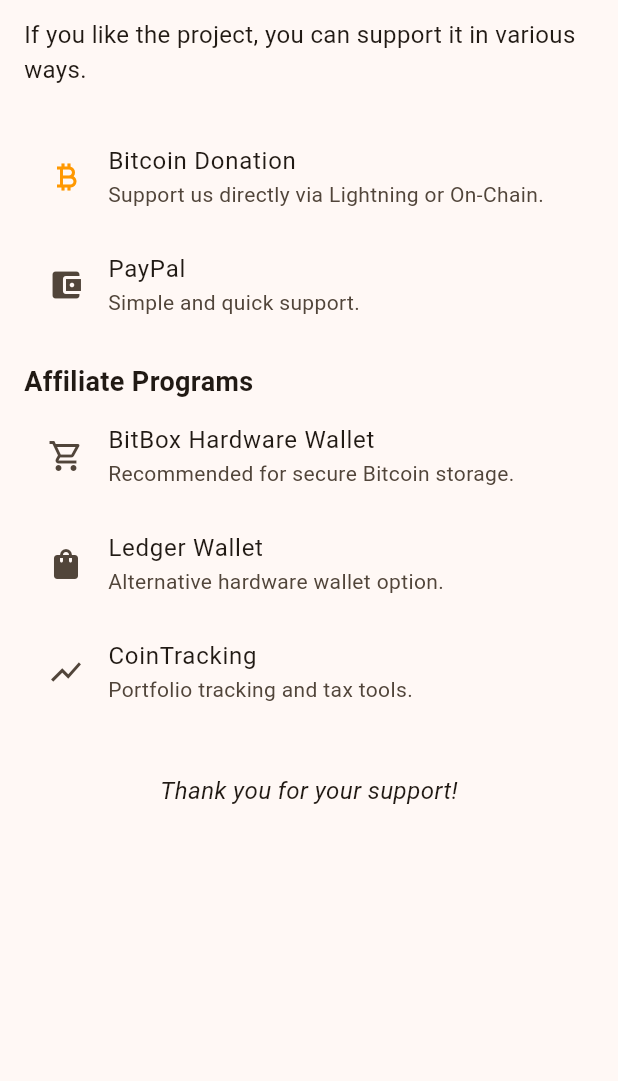
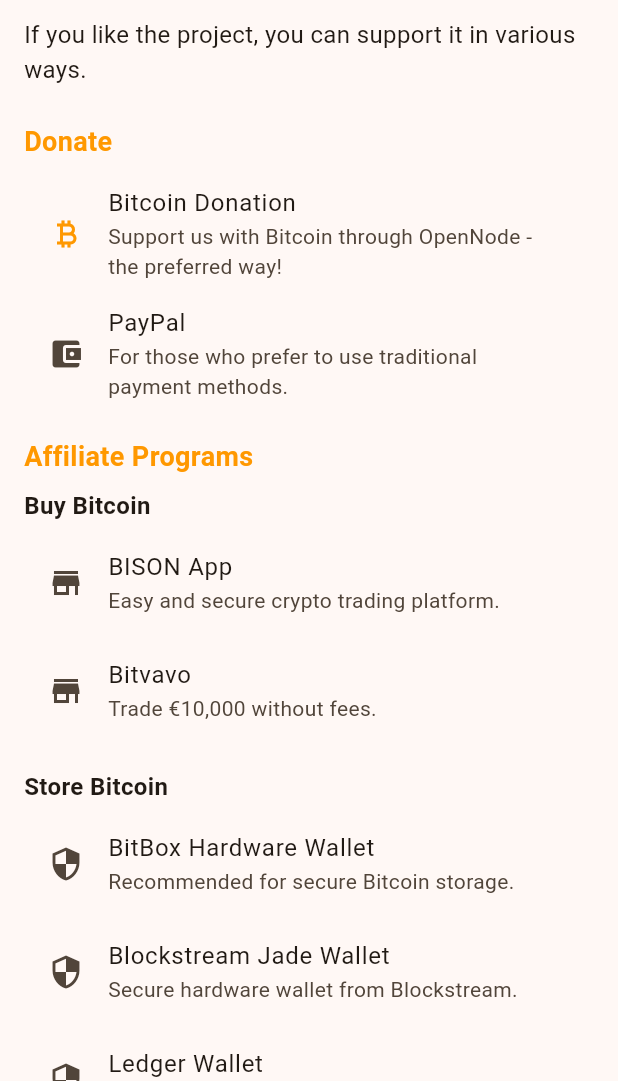
Before and after one commit to fred-ldrs/bitcointrivia-app, a Flutter app: the SupportScreen screen opened directly, on a phone screen of 412 x 824 dp, the part 155-1236 px from its top. Run offline on Flutter 3.47's test engine with Material 3 defaults, Android fonts, the phone set to English and light mode, and no system bars; our stand-ins replace sqflite; accounts and stored records are empty.

Commit message:
better support screen

```diff
--- a/lib/l10n/app_de.arb
+++ b/lib/l10n/app_de.arb
@@ -20,8 +20,22 @@
   "ledgerWallet": "Ledger Wallet",
   "ledgerSubtitle": "Alternative Hardware-Wallet-Option.",
   "cointracking": "CoinTracking",
-  "cointrackingSubtitle": "Portfolio-Tracking und Steuer-Tools.",
-  "thankYou": "Danke für deine Unterstützung!",
+  "cointrackingSubtitle": "Portfolio-Tracking und Steuer-Tools. 10% Rabatt!",
+  "blockpit": "Blockpit",
+  "blockpitSubtitle": "Portfolio-Tracking und Steuer-Tools. 15% Rabatt!",
+  "bisonApp": "BISON App",
+  "bisonAppSubtitle": "Einfache und sichere Krypto-Handelsplattform.",
+  "bitvavo": "Bitvavo",
+  "bitvavoSubtitle": "€10.000 ohne Gebühren handeln.",
+  "jadeWallet": "Blockstream Jade Wallet",
+  "jadeWalletSubtitle": "Sichere Hardware-Wallet von Blockstream.",
+  "buyBitcoin": "Bitcoin kaufen",
+  "storeBitcoin": "Bitcoin sichern",
+  "taxAndTracking": "Steuer & Tracking",
+  "donate": "Spenden",
+  "bitcoinDonationViaOpenNode": "Bitcoin-Spende über OpenNode - der bevorzugte Weg!",
+  "paypalDonationSubtitle": "Für alle, die traditionelle Zahlungsmethoden bevorzugen.",
+  "thankYou": "🧡 Danke für deine Unterstützung! 🧡",
   "impressumTitle": "Impressum",
   "impressumHeader": "Impressum",
   "impressumLegalReference": "Angaben gemäß § 5 DDG",
--- a/lib/l10n/app_en.arb
+++ b/lib/l10n/app_en.arb
@@ -80,11 +80,25 @@
   "@cointracking": {
     "description": "CoinTracking affiliate title"
   },
-  "cointrackingSubtitle": "Portfolio tracking and tax tools.",
+  "cointrackingSubtitle": "Portfolio tracking and tax tools. 10% discount!",
   "@cointrackingSubtitle": {
     "description": "CoinTracking subtitle"
   },
-  "thankYou": "Thank you for your support!",
+  "blockpit": "Blockpit",
+  "blockpitSubtitle": "Portfolio tracking and tax tools. 15% discount!",
+  "bisonApp": "BISON App",
+  "bisonAppSubtitle": "Easy and secure crypto trading platform.",
+  "bitvavo": "Bitvavo",
+  "bitvavoSubtitle": "Trade €10,000 without fees.",
+  "jadeWallet": "Blockstream Jade Wallet",
+  "jadeWalletSubtitle": "Secure hardware wallet from Blockstream.",
+  "buyBitcoin": "Buy Bitcoin",
+  "storeBitcoin": "Store Bitcoin",
+  "taxAndTracking": "Tax & Tracking",
+  "donate": "Donate",
+  "bitcoinDonationViaOpenNode": "Support us with Bitcoin through OpenNode - the preferred way!",
+  "paypalDonationSubtitle": "For those who prefer to use traditional payment methods.",
+  "thankYou": "🧡 Thank you for your support! 🧡",
   "@thankYou": {
     "description": "Thank you message on support screen"
   },
@@ -212,5 +226,19 @@
   "totalQuestions": "Total Questions",
   "errorsByCategory": "Errors by Category",
   "backToHome": "Back to Home",
-  "newQuiz": "New Quiz"
+  "newQuiz": "New Quiz",
+  "blockpit": "Blockpit",
+  "blockpitSubtitle": "Portfolio tracking and tax tools. 15% discount!",
+  "bisonApp": "BISON App",
+  "bisonAppSubtitle": "Easy and secure crypto trading platform.",
+  "bitvavo": "Bitvavo",
+  "bitvavoSubtitle": "Trade €10,000 without fees.",
+  "jadeWallet": "Blockstream Jade Wallet",
+  "jadeWalletSubtitle": "Secure hardware wallet from Blockstream.",
+  "buyBitcoin": "Buy Bitcoin",
+  "storeBitcoin": "Store Bitcoin",
+  "taxAndTracking": "Tax & Tracking",
+  "donate": "Donate",
+  "bitcoinDonationViaOpenNode": "Support us with Bitcoin through OpenNode - the preferred way!",
+  "paypalDonationSubtitle": "For those who prefer to use traditional payment methods."
 }
--- a/lib/l10n/app_fr.arb
+++ b/lib/l10n/app_fr.arb
@@ -20,8 +20,22 @@
   "ledgerWallet": "Portefeuille Ledger",
   "ledgerSubtitle": "Option alternative de portefeuille matériel.",
   "cointracking": "CoinTracking",
-  "cointrackingSubtitle": "Suivi de portefeuille et outils fiscaux.",
-  "thankYou": "Merci pour votre soutien !",
+  "cointrackingSubtitle": "Suivi de portefeuille et outils fiscaux. 10% de réduction !",
+  "blockpit": "Blockpit",
+  "blockpitSubtitle": "Suivi de portefeuille et outils fiscaux. 15% de réduction !",
+  "bisonApp": "BISON App",
+  "bisonAppSubtitle": "Plateforme de trading crypto facile et sécurisée.",
+  "bitvavo": "Bitvavo",
+  "bitvavoSubtitle": "Échangez 10 000 € sans frais.",
+  "jadeWallet": "Blockstream Jade Wallet",
+  "jadeWalletSubtitle": "Portefeuille matériel sécurisé de Blockstream.",
+  "buyBitcoin": "Acheter du Bitcoin",
+  "storeBitcoin": "Stocker du Bitcoin",
+  "taxAndTracking": "Fiscalité & Suivi",
+  "donate": "Faire un don",
+  "bitcoinDonationViaOpenNode": "Soutenez-nous avec Bitcoin via OpenNode - la méthode préférée !",
+  "paypalDonationSubtitle": "Pour ceux qui préfèrent utiliser les méthodes de paiement traditionnelles.",
+  "thankYou": "🧡 Merci pour votre soutien ! 🧡",
   "impressumTitle": "Mentions légales",
   "impressumHeader": "Mentions légales",
   "impressumLegalReference": "Informations conformément au § 5 DDG",
--- a/lib/l10n/app_localizations.dart
+++ b/lib/l10n/app_localizations.dart
@@ -223,13 +223,97 @@
   /// CoinTracking subtitle
   ///
   /// In en, this message translates to:
-  /// **'Portfolio tracking and tax tools.'**
+  /// **'Portfolio tracking and tax tools. 10% discount!'**
   String get cointrackingSubtitle;
+
+  /// No description provided for @blockpit.
+  ///
+  /// In en, this message translates to:
+  /// **'Blockpit'**
+  String get blockpit;
+
+  /// No description provided for @blockpitSubtitle.
+  ///
+  /// In en, this message translates to:
+  /// **'Portfolio tracking and tax tools. 15% discount!'**
+  String get blockpitSubtitle;
+
+  /// No description provided for @bisonApp.
+  ///
+  /// In en, this message translates to:
+  /// **'BISON App'**
+  String get bisonApp;
+
+  /// No description provided for @bisonAppSubtitle.
+  ///
+  /// In en, this message translates to:
+  /// **'Easy and secure crypto trading platform.'**
+  String get bisonAppSubtitle;
+
+  /// No description provided for @bitvavo.
+  ///
+  /// In en, this message translates to:
+  /// **'Bitvavo'**
+  String get bitvavo;
+
+  /// No description provided for @bitvavoSubtitle.
+  ///
+  /// In en, this message translates to:
+  /// **'Trade €10,000 without fees.'**
+  String get bitvavoSubtitle;
+
+  /// No description provided for @jadeWallet.
+  ///
+  /// In en, this message translates to:
+  /// **'Blockstream Jade Wallet'**
+  String get jadeWallet;
+
+  /// No description provided for @jadeWalletSubtitle.
+  ///
+  /// In en, this message translates to:
+  /// **'Secure hardware wallet from Blockstream.'**
+  String get jadeWalletSubtitle;
+
+  /// No description provided for @buyBitcoin.
+  ///
+  /// In en, this message translates to:
+  /// **'Buy Bitcoin'**
+  String get buyBitcoin;
+
+  /// No description provided for @storeBitcoin.
+  ///
+  /// In en, this message translates to:
+  /// **'Store Bitcoin'**
+  String get storeBitcoin;
+
+  /// No description provided for @taxAndTracking.
+  ///
+  /// In en, this message translates to:
+  /// **'Tax & Tracking'**
+  String get taxAndTracking;
+
+  /// No description provided for @donate.
+  ///
+  /// In en, this message translates to:
+  /// **'Donate'**
+  String get donate;
+
+  /// No description provided for @bitcoinDonationViaOpenNode.
+  ///
+  /// In en, this message translates to:
+  /// **'Support us with Bitcoin through OpenNode - the preferred way!'**
+  String get bitcoinDonationViaOpenNode;
+
+  /// No description provided for @paypalDonationSubtitle.
+  ///
+  /// In en, this message translates to:
+  /// **'For those who prefer to use traditional payment methods.'**
+  String get paypalDonationSubtitle;
 
   /// Thank you message on support screen
   ///
   /// In en, this message translates to:
-  /// **'Thank you for your support!'**
+  /// **'🧡 Thank you for your support! 🧡'**
   String get thankYou;
 
   /// Title of the impressum screen
--- a/lib/l10n/app_localizations_de.dart
+++ b/lib/l10n/app_localizations_de.dart
@@ -71,10 +71,57 @@
   String get cointracking => 'CoinTracking';
 
   @override
-  String get cointrackingSubtitle => 'Portfolio-Tracking und Steuer-Tools.';
+  String get cointrackingSubtitle =>
+      'Portfolio-Tracking und Steuer-Tools. 10% Rabatt!';
 
   @override
-  String get thankYou => 'Danke für deine Unterstützung!';
+  String get blockpit => 'Blockpit';
+
+  @override
+  String get blockpitSubtitle =>
+      'Portfolio-Tracking und Steuer-Tools. 15% Rabatt!';
+
+  @override
+  String get bisonApp => 'BISON App';
+
+  @override
+  String get bisonAppSubtitle =>
+      'Einfache und sichere Krypto-Handelsplattform.';
+
+  @override
+  String get bitvavo => 'Bitvavo';
+
+  @override
+  String get bitvavoSubtitle => '€10.000 ohne Gebühren handeln.';
+
+  @override
+  String get jadeWallet => 'Blockstream Jade Wallet';
+
+  @override
+  String get jadeWalletSubtitle => 'Sichere Hardware-Wallet von Blockstream.';
+
+  @override
+  String get buyBitcoin => 'Bitcoin kaufen';
+
+  @override
+  String get storeBitcoin => 'Bitcoin sichern';
+
+  @override
+  String get taxAndTracking => 'Steuer & Tracking';
+
+  @override
+  String get donate => 'Spenden';
+
+  @override
+  String get bitcoinDonationViaOpenNode =>
+      'Bitcoin-Spende über OpenNode - der bevorzugte Weg!';
+
+  @override
+  String get paypalDonationSubtitle =>
+      'Für alle, die traditionelle Zahlungsmethoden bevorzugen.';
+
+  @override
+  String get thankYou => '🧡 Danke für deine Unterstützung! 🧡';
 
   @override
   String get impressumTitle => 'Impressum';
--- a/lib/l10n/app_localizations_en.dart
+++ b/lib/l10n/app_localizations_en.dart
@@ -71,10 +71,56 @@
   String get cointracking => 'CoinTracking';
 
   @override
-  String get cointrackingSubtitle => 'Portfolio tracking and tax tools.';
+  String get cointrackingSubtitle =>
+      'Portfolio tracking and tax tools. 10% discount!';
 
   @override
-  String get thankYou => 'Thank you for your support!';
+  String get blockpit => 'Blockpit';
+
+  @override
+  String get blockpitSubtitle =>
+      'Portfolio tracking and tax tools. 15% discount!';
+
+  @override
+  String get bisonApp => 'BISON App';
+
+  @override
+  String get bisonAppSubtitle => 'Easy and secure crypto trading platform.';
+
+  @override
+  String get bitvavo => 'Bitvavo';
+
+  @override
+  String get bitvavoSubtitle => 'Trade €10,000 without fees.';
+
+  @override
+  String get jadeWallet => 'Blockstream Jade Wallet';
+
+  @override
+  String get jadeWalletSubtitle => 'Secure hardware wallet from Blockstream.';
+
+  @override
+  String get buyBitcoin => 'Buy Bitcoin';
+
+  @override
+  String get storeBitcoin => 'Store Bitcoin';
+
+  @override
+  String get taxAndTracking => 'Tax & Tracking';
+
+  @override
+  String get donate => 'Donate';
+
+  @override
+  String get bitcoinDonationViaOpenNode =>
+      'Support us with Bitcoin through OpenNode - the preferred way!';
+
+  @override
+  String get paypalDonationSubtitle =>
+      'For those who prefer to use traditional payment methods.';
+
+  @override
+  String get thankYou => '🧡 Thank you for your support! 🧡';
 
   @override
   String get impressumTitle => 'Legal Notice';
--- a/lib/l10n/app_localizations_fr.dart
+++ b/lib/l10n/app_localizations_fr.dart
@@ -72,10 +72,58 @@
   String get cointracking => 'CoinTracking';
 
   @override
-  String get cointrackingSubtitle => 'Suivi de portefeuille et outils fiscaux.';
+  String get cointrackingSubtitle =>
+      'Suivi de portefeuille et outils fiscaux. 10% de réduction !';
 
   @override
-  String get thankYou => 'Merci pour votre soutien !';
+  String get blockpit => 'Blockpit';
+
+  @override
+  String get blockpitSubtitle =>
+      'Suivi de portefeuille et outils fiscaux. 15% de réduction !';
+
+  @override
+  String get bisonApp => 'BISON App';
+
+  @override
+  String get bisonAppSubtitle =>
+      'Plateforme de trading crypto facile et sécurisée.';
+
+  @override
+  String get bitvavo => 'Bitvavo';
+
+  @override
+  String get bitvavoSubtitle => 'Échangez 10 000 € sans frais.';
+
+  @override
+  String get jadeWallet => 'Blockstream Jade Wallet';
+
+  @override
+  String get jadeWalletSubtitle =>
+      'Portefeuille matériel sécurisé de Blockstream.';
+
+  @override
+  String get buyBitcoin => 'Acheter du Bitcoin';
+
+  @override
+  String get storeBitcoin => 'Stocker du Bitcoin';
+
+  @override
+  String get taxAndTracking => 'Fiscalité & Suivi';
+
+  @override
+  String get donate => 'Faire un don';
+
+  @override
+  String get bitcoinDonationViaOpenNode =>
+      'Soutenez-nous avec Bitcoin via OpenNode - la méthode préférée !';
+
+  @override
+  String get paypalDonationSubtitle =>
+      'Pour ceux qui préfèrent utiliser les méthodes de paiement traditionnelles.';
+
+  @override
+  String get thankYou => '🧡 Merci pour votre soutien ! 🧡';
 
   @override
   String get impressumTitle => 'Mentions légales';
--- a/lib/screens/support_screen.dart
+++ b/lib/screens/support_screen.dart
@@ -37,20 +37,29 @@
           ),
           const SizedBox(height: 24),
 
-          // Bitcoin
+          // Donate Section
+          Text(
+            l10n.donate,
+            style: const TextStyle(
+              fontSize: 18,
+              fontWeight: FontWeight.bold,
+              color: Colors.orange,
+            ),
+          ),
+          const SizedBox(height: 8),
+
           ListTile(
             leading: const Icon(Icons.currency_bitcoin, color: Colors.orange),
             title: Text(l10n.bitcoinDonation),
-            subtitle: Text(l10n.bitcoinDonationSubtitle),
-            onTap: () => _openUrl('https://bitcointrivia.org/support.html#bitcoin'),
+            subtitle: Text(l10n.bitcoinDonationViaOpenNode),
+            onTap: () => _openUrl('https://checkout.opennode.com/p/ffd4467e-e41c-4b6e-9ceb-4bd394254fe8'),
           ),
 
-          // PayPal
           ListTile(
             leading: const Icon(Icons.account_balance_wallet),
             title: Text(l10n.paypal),
-            subtitle: Text(l10n.paypalSubtitle),
-            onTap: () => _openUrl('https://bitcointrivia.org/support.html#paypal'),
+            subtitle: Text(l10n.paypalDonationSubtitle),
+            onTap: () => _openUrl('https://PayPal.Me/luederssolutions'),
           ),
 
           const SizedBox(height: 16),
@@ -59,28 +68,92 @@
             style: const TextStyle(
               fontSize: 18,
               fontWeight: FontWeight.bold,
+              color: Colors.orange,
             ),
+          ),
+          const SizedBox(height: 8),
+
+          // Buy Bitcoin
+          Text(
+            l10n.buyBitcoin,
+            style: const TextStyle(
+              fontSize: 16,
+              fontWeight: FontWeight.w600,
+            ),
+          ),
+          const SizedBox(height: 4),
+
+          ListTile(
+            leading: const Icon(Icons.store),
+            title: Text(l10n.bisonApp),
+            subtitle: Text(l10n.bisonAppSubtitle),
+            onTap: () => _openUrl('https://ldrs.uk/bison-bt'),
           ),
 
           ListTile(
-            leading: const Icon(Icons.shopping_cart_outlined),
+            leading: const Icon(Icons.store),
+            title: Text(l10n.bitvavo),
+            subtitle: Text(l10n.bitvavoSubtitle),
+            onTap: () => _openUrl('https://ldrs.uk/bitvavo-bt'),
+          ),
+
+          const SizedBox(height: 16),
+
+          // Store Bitcoin
+          Text(
+            l10n.storeBitcoin,
+            style: const TextStyle(
+              fontSize: 16,
+              fontWeight: FontWeight.w600,
+            ),
+          ),
+          const SizedBox(height: 4),
+
+          ListTile(
+            leading: const Icon(Icons.security),
             title: Text(l10n.bitboxWallet),
             subtitle: Text(l10n.bitboxSubtitle),
-            onTap: () => _openUrl('https://bitcointrivia.org/support.html#bitbox'),
+            onTap: () => _openUrl('https://ldrs.uk/bitbox-bt'),
           ),
 
           ListTile(
-            leading: const Icon(Icons.shopping_bag),
+            leading: const Icon(Icons.security),
+            title: Text(l10n.jadeWallet),
+            subtitle: Text(l10n.jadeWalletSubtitle),
+            onTap: () => _openUrl('https://ldrs.uk/jade-bt'),
+          ),
+
+          ListTile(
+            leading: const Icon(Icons.security),
             title: Text(l10n.ledgerWallet),
             subtitle: Text(l10n.ledgerSubtitle),
-            onTap: () => _openUrl('https://bitcointrivia.org/support.html#ledger'),
+            onTap: () => _openUrl('https://ldrs.uk/ledger-bt'),
           ),
+
+          const SizedBox(height: 16),
+
+          // Tax and Tracking
+          Text(
+            l10n.taxAndTracking,
+            style: const TextStyle(
+              fontSize: 16,
+              fontWeight: FontWeight.w600,
+            ),
+          ),
+          const SizedBox(height: 4),
 
           ListTile(
             leading: const Icon(Icons.show_chart),
             title: Text(l10n.cointracking),
             subtitle: Text(l10n.cointrackingSubtitle),
-            onTap: () => _openUrl('https://bitcointrivia.org/support.html#cointracking'),
+            onTap: () => _openUrl('https://ldrs.uk/ct-bt'),
+          ),
+
+          ListTile(
+            leading: const Icon(Icons.show_chart),
+            title: Text(l10n.blockpit),
+            subtitle: Text(l10n.blockpitSubtitle),
+            onTap: () => _openUrl('https://ldrs.uk/blockpit-bt'),
           ),
 
           const SizedBox(height: 32),
```
Also changed, not shown: 1 other file.
